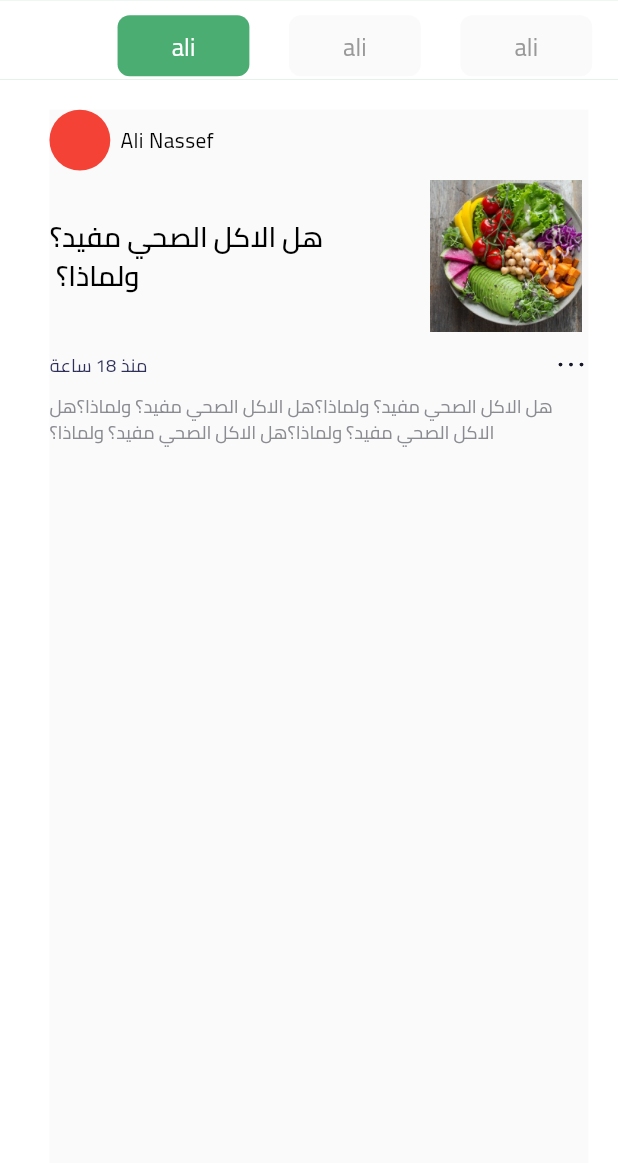
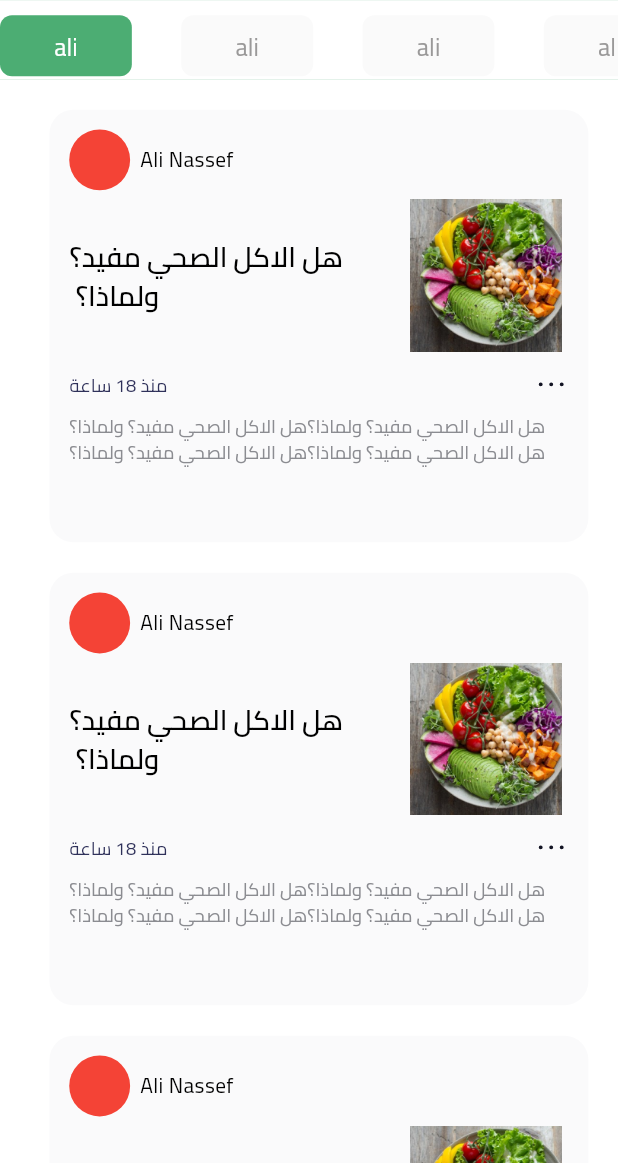
Before and after one commit to aliNassef/fetra, a Flutter app: the ArticlesView screen opened directly, on a phone screen of 412 x 824 dp, the part 73-1236 px from its top. Run offline on Flutter 3.47's test engine with Material 3 defaults, Android fonts, the phone set to English and light mode, and no system bars; our stand-ins replace dartz, dio, dropdown_button2, equatable, flutter_bloc, flutter_screenutil and 6 more; accounts and stored records are empty.

Commit message:
make tab bar responsive

```diff
--- a/lib/features/articles/presentations/views/widgets/article_view_body.dart
+++ b/lib/features/articles/presentations/views/widgets/article_view_body.dart
@@ -2,6 +2,7 @@ import 'package:fetra/core/shared/functions/locale.dart';
 import 'package:fetra/core/utils/app_images.dart';
 import 'package:fetra/core/utils/app_styles.dart';
 import 'package:flutter/material.dart';
+import 'package:flutter/widgets.dart';
 import 'package:flutter_screenutil/flutter_screenutil.dart';
 import 'package:flutter_svg/flutter_svg.dart';
 
@@ -16,7 +17,8 @@ class ArticlesViewBody extends StatelessWidget {
       child: TabBarView(
         controller: controller,
         children: [
-          const ArticleItem(),
+          ListView.builder(
+              itemBuilder: (context, index) => const ArticleItem()),
           Container(
             color: Colors.black,
           ),
@@ -44,12 +46,17 @@ class ArticleItem extends StatelessWidget {
   @override
   Widget build(BuildContext context) {
     return Container(
+      padding: EdgeInsets.all(13.r),
       margin: EdgeInsets.only(
         left: 30.w,
         right: 18.w,
         top: 20.h,
       ),
-      color: const Color(0xffFAFAFB),
+      decoration: BoxDecoration(
+        color: const Color(0xffFAFAFB),
+        borderRadius: BorderRadius.circular(16),
+      ),
+      height: MediaQuery.of(context).size.height * .35,
       width: MediaQuery.of(context).size.width,
       child: Column(
         children: [
@@ -108,9 +115,11 @@ class ArticleItem extends StatelessWidget {
             height: 9.h,
           ),
           Text(
+            maxLines: 3,
             'هل الاكل الصحي مفيد؟ ولماذا؟هل الاكل الصحي مفيد؟ ولماذا؟هل الاكل الصحي مفيد؟ ولماذا؟هل الاكل الصحي مفيد؟ ولماذا؟',
             style: AppStyles.textStyle12R.copyWith(
               color: const Color(0xff8B8C91),
+              overflow: TextOverflow.ellipsis,
             ),
           ),
         ],
--- a/lib/features/articles/presentations/views/widgets/custom_article_app_bar.dart
+++ b/lib/features/articles/presentations/views/widgets/custom_article_app_bar.dart
@@ -34,11 +34,15 @@ class _CustomArticleAppBarState extends State<CustomArticleAppBar> {
           child: Directionality(
             textDirection: isArabic() ? TextDirection.rtl : TextDirection.ltr,
             child: TabBar(
+              physics: const BouncingScrollPhysics(),
               controller: widget.controller,
               labelPadding: EdgeInsets.only(
+                right: 30.w,
                 top: 10.h,
-                left: 24.w,
-              ),
+              ), // Adjust the padding as needed
+              padding: EdgeInsets.zero,
+              enableFeedback: true,
+              tabAlignment: TabAlignment.start,
               isScrollable: true,
               labelColor: AppColors.tabBarLabelColor,
               dividerHeight: 0,
```
